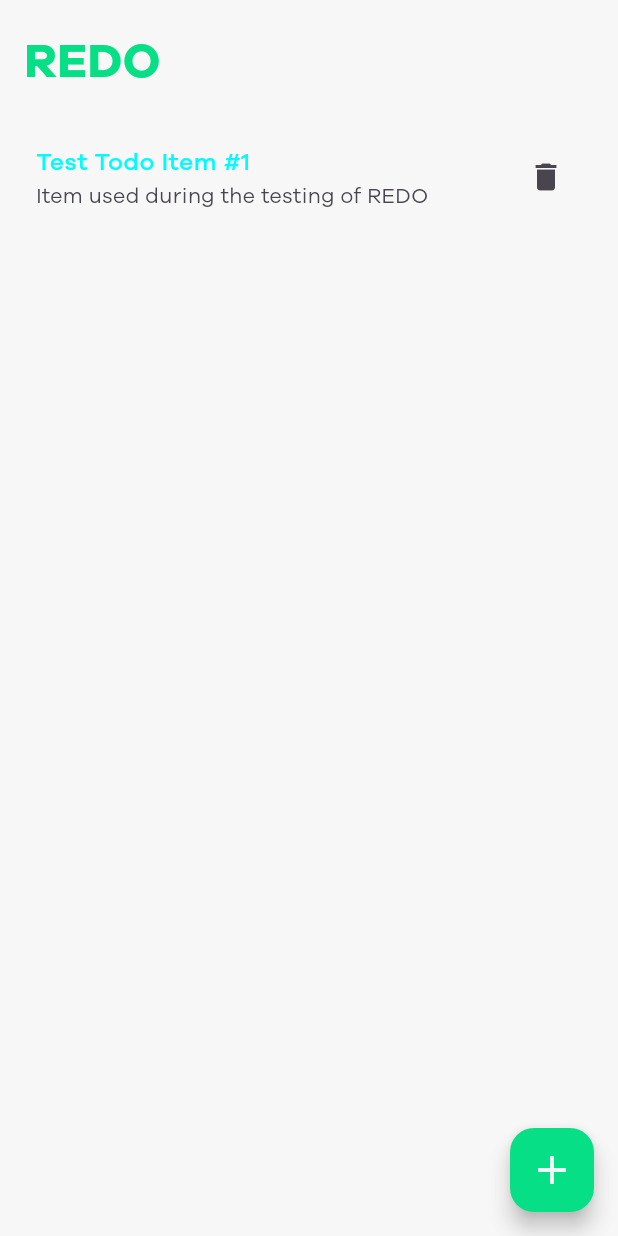
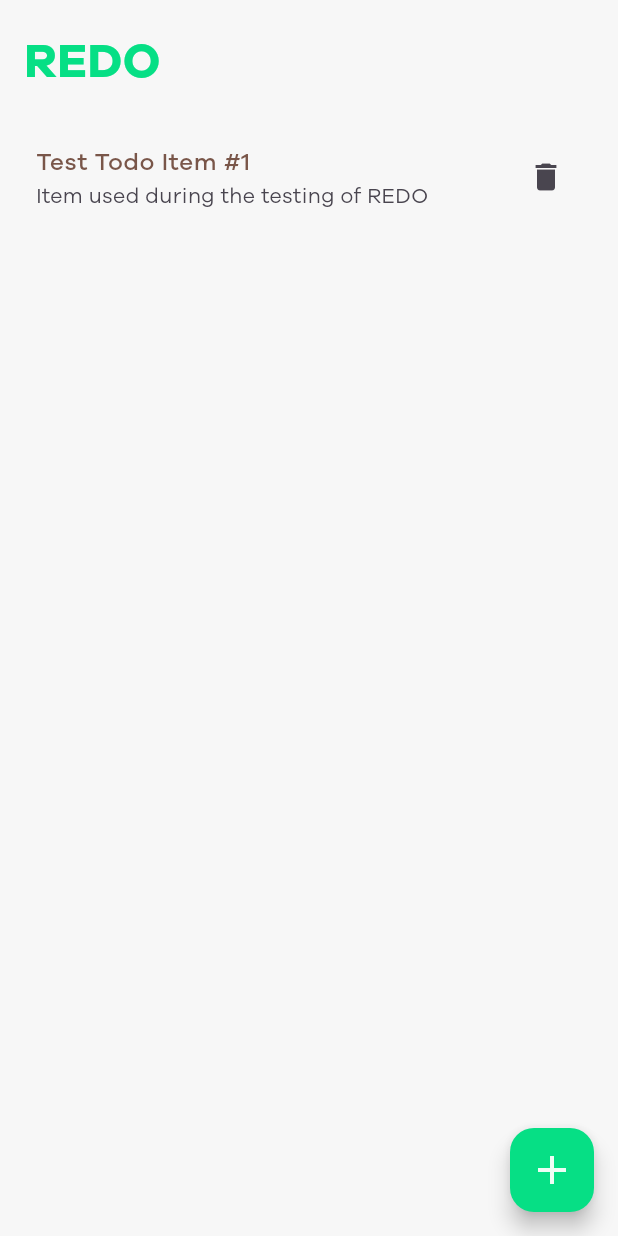
Before and after one commit to bhawesh2002/redo, a Flutter app: the screen it shows after launch, after a tap on the "add" icon, on a phone screen of 412 x 824 dp. Run offline on Flutter 3.47's test engine with Material 3 defaults, Android fonts, the light colour scheme and no system bars; our stand-ins replace get, hive, hive_flutter; accounts and stored records are empty.

Commit message:
refactor: Update home page todo list item color generation logic

```diff
--- a/lib/pages/home.dart
+++ b/lib/pages/home.dart
@@ -1,3 +1,5 @@
+import 'dart:math';
+
 import 'package:flutter/material.dart';
 import 'package:get/get.dart';
 import 'package:redo/controllers/todos_hive_controller.dart';
@@ -20,7 +22,9 @@ class HomePage extends StatelessWidget {
         cancellationReason: 'cancellationReason',
         isDone: false,
         tags: ['work', 'home'],
-        colorHex: '#00fbff',
+        colorHex: Colors
+            .primaries[Random().nextInt(Colors.primaries.length)].value
+            .toRadixString(16),
         priority: Prirority.medium,
         createdAt: DateTime.now(),
         scheduledAt: DateTime(2024, 7, 31, 9, 30),
```
